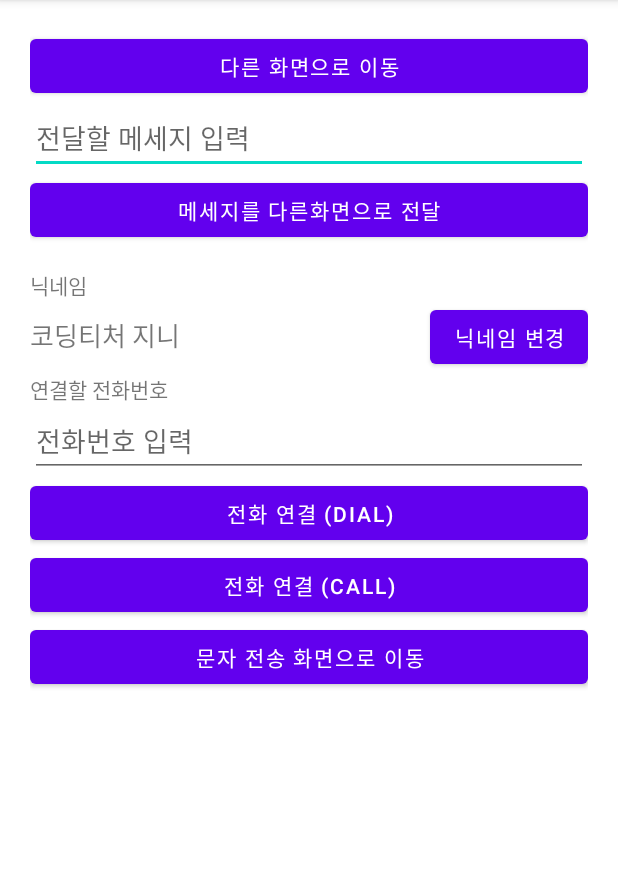
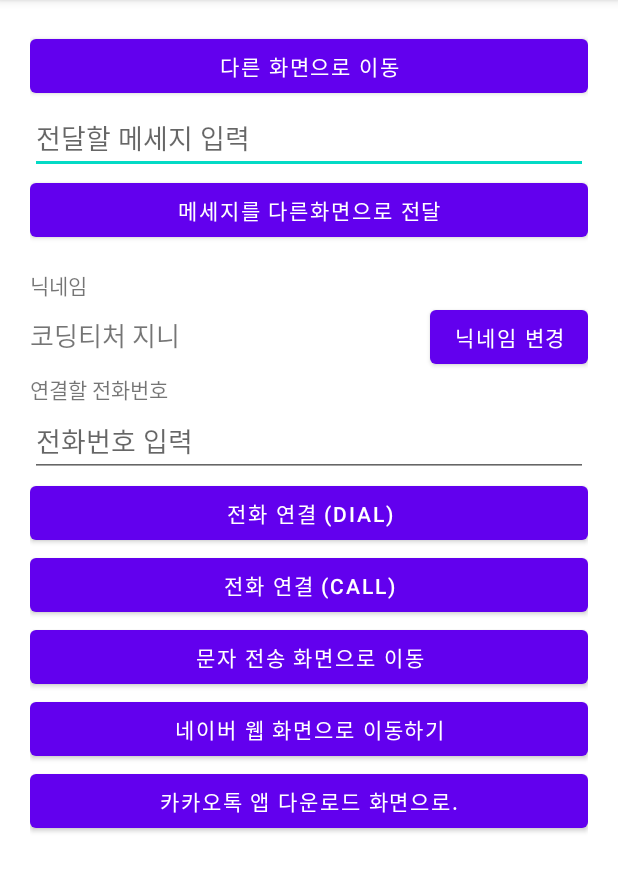
Before and after one commit to cho881020/IntentPractice_Genie, an Android app: the screen it shows after launch (MainActivity), on a phone screen of 412 x 824 dp, the part 84-976 px from its top. Run offline under Robolectric (Android 15) with nearby library versions, the phone set to English and light mode, and no system bars.

```diff
--- a/app/src/main/java/com/neppplus/intentpractice_genie/MainActivity.kt
+++ b/app/src/main/java/com/neppplus/intentpractice_genie/MainActivity.kt
@@ -14,6 +14,21 @@ class MainActivity : AppCompatActivity() {
     override fun onCreate(savedInstanceState: Bundle?) {
         super.onCreate(savedInstanceState)
         setContentView(R.layout.activity_main)
+
+        kakaoStoreBtn.setOnClickListener {
+
+            val myUri = Uri.parse("market://details?id=com.kakao.talk")
+            val myIntent = Intent(Intent.ACTION_VIEW, myUri)
+            startActivity(myIntent)
+
+        }
+
+        naverWebBtn.setOnClickListener {
+            val myUri = Uri.parse("https://naver.com")
+
+            val myIntent = Intent(Intent.ACTION_VIEW, myUri)
+            startActivity(myIntent)
+        }
 
         smsBtn.setOnClickListener {
 
--- a/app/src/main/res/layout/activity_main.xml
+++ b/app/src/main/res/layout/activity_main.xml
@@ -88,5 +88,19 @@
         android:layout_height="wrap_content"
         android:text="문자 전송 화면으로 이동" />
 
+    <Button
+        android:id="@+id/naverWebBtn"
+        android:layout_width="match_parent"
+        android:layout_height="wrap_content"
+        android:text="네이버 웹 화면으로 이동하기" />
+
+
+    <Button
+        android:id="@+id/kakaoStoreBtn"
+        android:layout_width="match_parent"
+        android:layout_height="wrap_content"
+        android:text="카카오톡 앱 다운로드 화면으로." />
+
+
 
 </LinearLayout>
```
